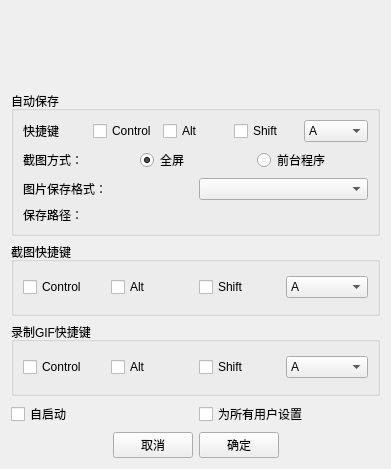
Before: the Qt Designer form src/SettingWidget.ui in afsfvr/screenshot, drawn with Qt 5.
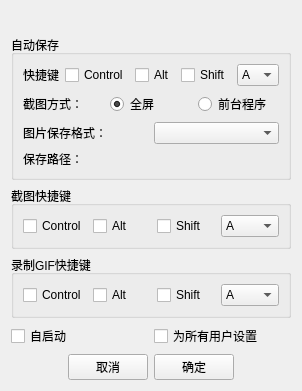
After: the same form once the commit is applied.

What changed in the file:
```diff
--- a/src/SettingWidget.ui
+++ b/src/SettingWidget.ui
@@ -6,8 +6,8 @@
    <rect>
     <x>0</x>
     <y>0</y>
-    <width>391</width>
-    <height>469</height>
+    <width>302</width>
+    <height>391</height>
    </rect>
   </property>
   <property name="windowTitle">
```
